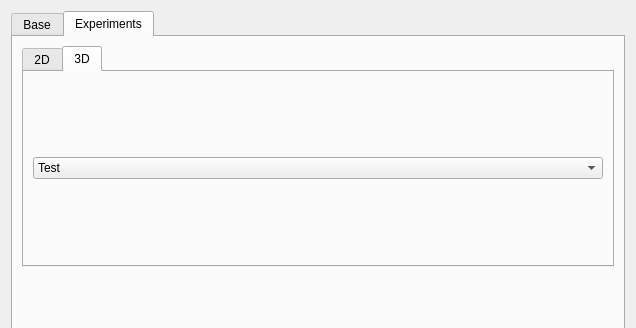
a2mont/master-thesis, file Plugin-Master/MasterToolbarBase.ui: the form before one commit; both pictures show x 0 to 636 and y 0 to 328 of the 636 by 595 pixel window.
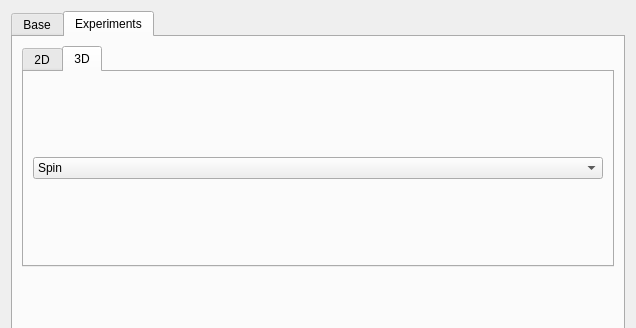
The form after the commit. The open tabs and pages were chosen to show the change.

What changed in the file:
```diff
--- a/Plugin-Master/MasterToolbarBase.ui
+++ b/Plugin-Master/MasterToolbarBase.ui
@@ -315,7 +315,7 @@
                 <widget class="QComboBox" name="experiment3D">
                  <item>
                   <property name="text">
-                   <string>Test</string>
+                   <string>Spin</string>
                   </property>
                  </item>
                 </widget>
```
Left out of the diff: 6 changed lines with no effect on the pictures.
